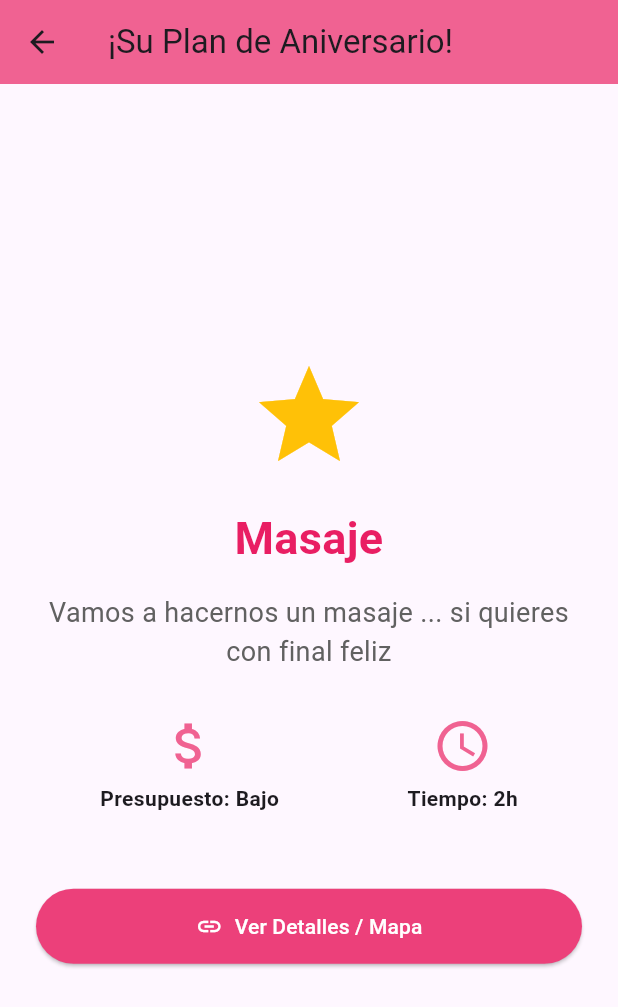
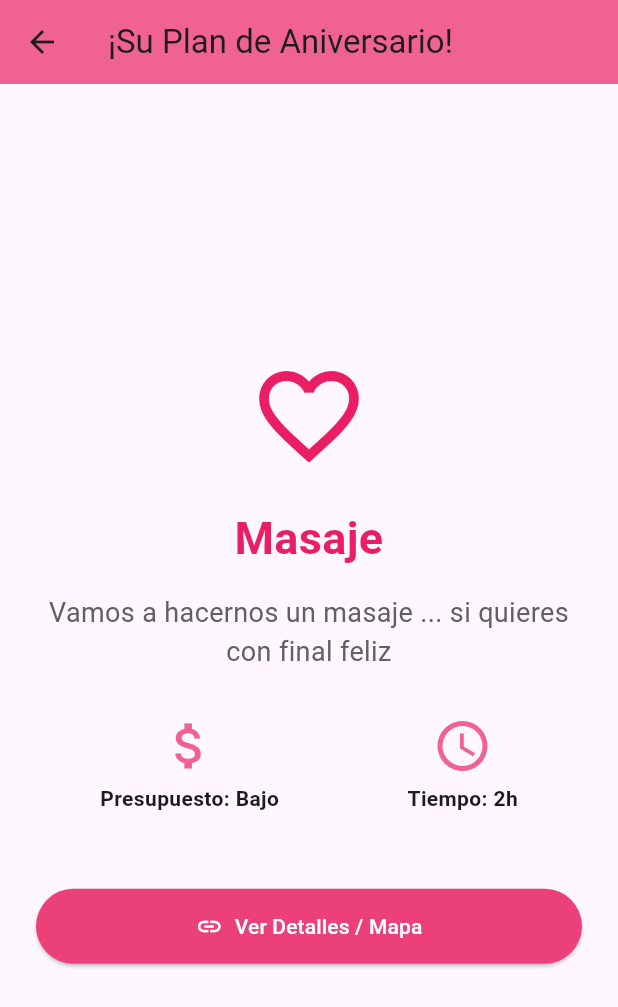
Before and after one commit to AlanLo07/dates, a Flutter app: the screen it shows after launch, after a tap on "¡GENERAR CITA!", on a phone screen of 412 x 824 dp. Shown: the top 1007 px of the screen. Run offline on Flutter 3.47's test engine with Material 3 defaults, Android fonts, the phone set to English and light mode, and no system bars; our stand-ins replace cached_network_image, lottie; network calls fail.

Commit message:
Se crean animaciones

```diff
--- a/lib/data/planes.dart
+++ b/lib/data/planes.dart
@@ -8,6 +8,8 @@ final List<Cita> planesDisponibles = [
     presupuesto: 'Bajo',
     tiempo: 2,
     link: "https://maps.app.goo.gl/cC3ZoLQprBfMLMa58",
+    imagenUrl:
+        "https://lottie.host/2f166341-9f39-4a38-bb16-d72bf8ce306d/eEDPwlo7vL.json",
   ),
   Cita(
     nombre: "Hacer el delicioso",
--- a/lib/models/cita.dart
+++ b/lib/models/cita.dart
@@ -5,6 +5,7 @@ class Cita {
   final String presupuesto; // Ejemplo: 'Bajo', 'Medio', 'Alto'
   final int tiempo; // Tiempo estimado en horas
   final String link; // Enlace a Google Maps o a una web
+  final String imagenUrl;
 
   Cita({
     required this.nombre,
@@ -13,5 +14,6 @@ class Cita {
     required this.presupuesto,
     required this.tiempo,
     required this.link,
+    this.imagenUrl = '',
   });
 }
--- a/lib/screens/input.dart
+++ b/lib/screens/input.dart
@@ -142,11 +142,9 @@ class _InputScreenState extends State<InputScreen> {
 
                 if (citaElegida != null) {
                   // Navega a la pantalla de resultados, pasando la cita como argumento
-                  Navigator.of(context).push(
-                    MaterialPageRoute(
-                      builder: (context) => ResultScreen(cita: citaElegida),
-                    ),
-                  );
+                  Navigator.of(
+                    context,
+                  ).push(createRoute(ResultScreen(cita: citaElegida)));
                 } else {
                   // Muestra un mensaje si no hay planes
                   ScaffoldMessenger.of(context).showSnackBar(
@@ -176,3 +174,36 @@ class _InputScreenState extends State<InputScreen> {
     );
   }
 }
+
+Route createRoute(Widget targetScreen) {
+  return PageRouteBuilder(
+    // 1. Duración de la animación
+    transitionDuration: const Duration(milliseconds: 700),
+    // 2. La pantalla a la que navegamos
+    pageBuilder: (context, animation, secondaryAnimation) => targetScreen,
+
+    // 3. El constructor de la transición (ejemplo: Deslizamiento o Fade)
+    transitionsBuilder: (context, animation, secondaryAnimation, child) {
+      // --- Opción A: Deslizamiento (Slide Transition) ---
+      // Hace que la nueva pantalla se deslice desde la derecha (puedes cambiarlo)
+      const begin = Offset(
+        1.0,
+        0.0,
+      ); // Inicia fuera de la pantalla a la derecha
+      const end = Offset.zero; // Termina en la posición normal (cero)
+      const curve = Curves.easeOutCubic; // Define la aceleración
+
+      var tween = Tween(begin: begin, end: end).chain(CurveTween(curve: curve));
+
+      return SlideTransition(position: animation.drive(tween), child: child);
+
+      // --- Opción B: Desvanecimiento (Fade Transition) ---
+      /*
+      return FadeTransition(
+        opacity: animation,
+        child: child,
+      );
+      */
+    },
+  );
+}
--- a/lib/screens/result.dart
+++ b/lib/screens/result.dart
@@ -2,6 +2,8 @@
 import 'package:flutter/material.dart';
 import 'package:url_launcher/url_launcher.dart'; // Para abrir enlaces
 import '../models/cita.dart';
+import 'package:cached_network_image/cached_network_image.dart'; // Importar
+import 'package:lottie/lottie.dart'; // Importar
 
 class ResultScreen extends StatelessWidget {
   final Cita cita;
@@ -15,6 +17,37 @@ class ResultScreen extends StatelessWidget {
     if (!await launchUrl(uri)) {
       throw Exception('No se pudo abrir el enlace $url');
     }
+  }
+
+  Widget _buildMediaWidget() {
+    if (cita.imagenUrl.isEmpty) {
+      // Si no hay URL, muestra un icono por defecto
+      return const Icon(Icons.favorite_border, size: 80, color: Colors.pink);
+    }
+
+    // Si es un archivo Lottie (JSON)
+    if (cita.imagenUrl.endsWith('.json')) {
+      return Lottie.network(
+        cita.imagenUrl,
+        width: 250,
+        height: 250,
+        repeat: true,
+      );
+    }
+
+    // Si es una imagen estática (JPG, PNG)
+    return ClipRRect(
+      borderRadius: BorderRadius.circular(20.0),
+      child: CachedNetworkImage(
+        imageUrl: cita.imagenUrl,
+        width: 250,
+        height: 250,
+        fit: BoxFit.cover,
+        placeholder: (context, url) =>
+            const Center(child: CircularProgressIndicator()),
+        errorWidget: (context, url, error) => const Icon(Icons.error),
+      ),
+    );
   }
 
   @override
@@ -31,7 +64,7 @@ class ResultScreen extends StatelessWidget {
             mainAxisAlignment: MainAxisAlignment.center,
             crossAxisAlignment: CrossAxisAlignment.stretch,
             children: <Widget>[
-              const Icon(Icons.star, size: 80, color: Colors.amber),
+              _buildMediaWidget(),
               const SizedBox(height: 20),
 
               Text(
--- a/pubspec.yaml
+++ b/pubspec.yaml
@@ -35,6 +35,11 @@ dependencies:
   # Use with the CupertinoIcons class for iOS style icons.
   cupertino_icons: ^1.0.8
   url_launcher: ^6.3.2
+  # Para mostrar imágenes (necesario si las fotos están en la web)
+  cached_network_image: ^3.3.1
+
+  # Para usar animaciones Lottie (JSON)
+  lottie: ^3.0.0
 
 dev_dependencies:
   flutter_test:
```
Also changed, not shown: pubspec.lock, 1 other file.
